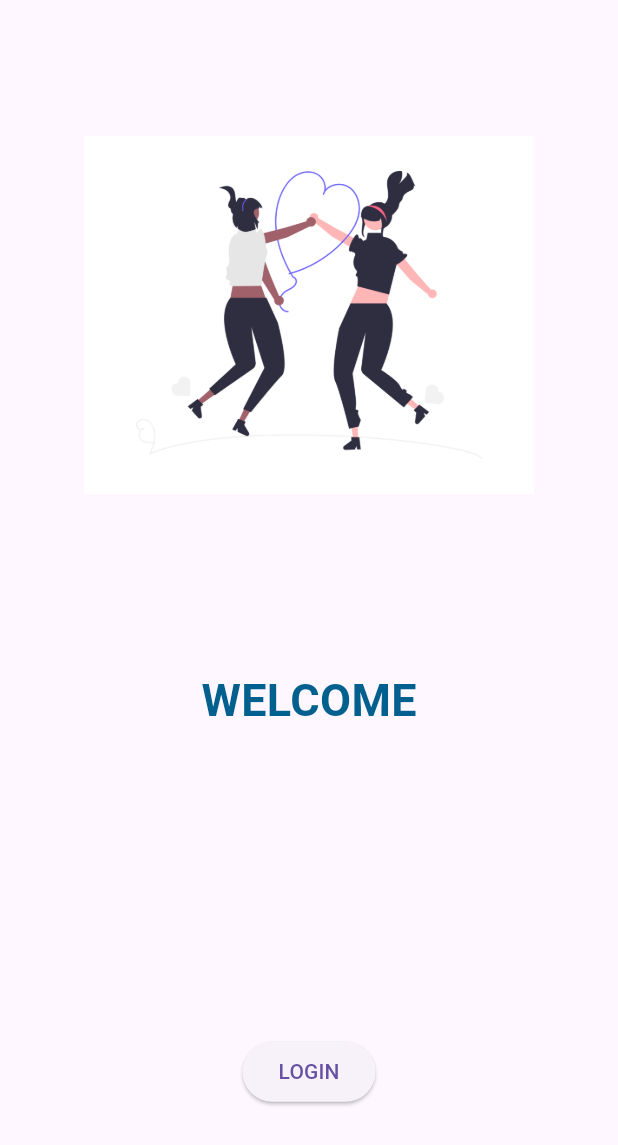
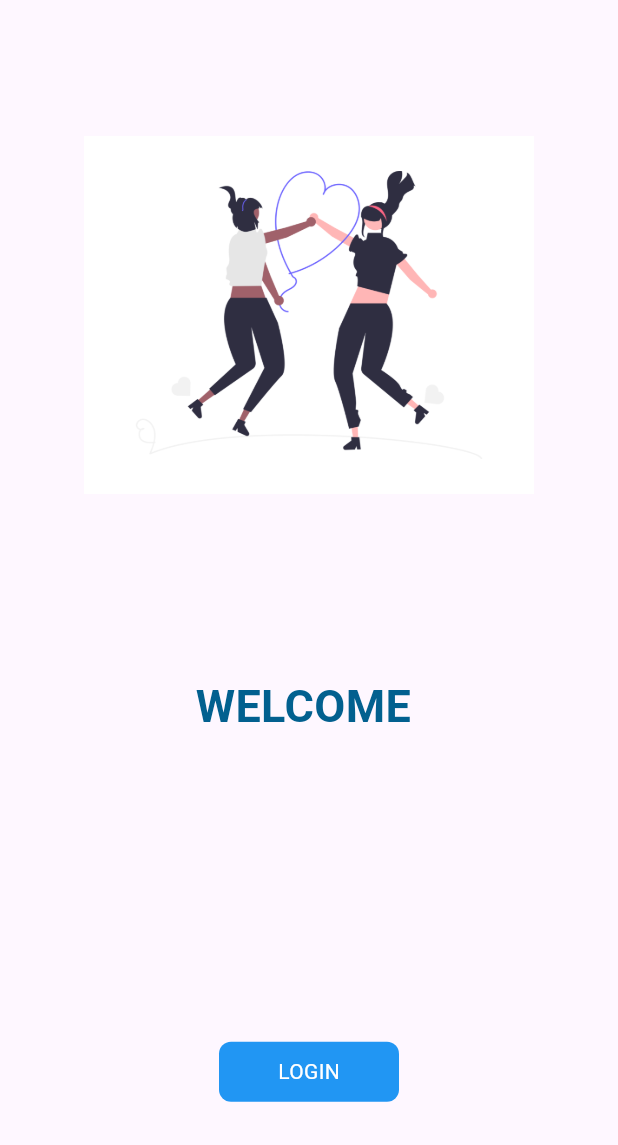
Before and after one commit to safiahmad129/flutter, a Flutter app: the screen it shows after launch, on a phone screen of 412 x 824 dp. Shown: the top 1145 px of the screen. Run offline on Flutter 3.47's test engine with Material 3 defaults, Android fonts, the phone set to English and light mode, and no system bars.

Commit message:
DAY 6 COMPLETED

```diff
--- a/lib/pages/login_page.dart
+++ b/lib/pages/login_page.dart
@@ -13,7 +13,15 @@ void main() {
   ));
 }
 
-class LoginPage extends StatelessWidget {
+class LoginPage extends StatefulWidget {
+  @override
+  State<LoginPage> createState() => _LoginPageState();
+
+}
+
+class _LoginPageState extends State<LoginPage> {
+  String name = "";
+  bool changebutton = false;
   @override
   Widget build(BuildContext context) {
     return Material(
@@ -32,7 +40,7 @@ class LoginPage extends StatelessWidget {
           ),
           Spacer(), // Adds space between the image and the text
           Text(
-            "WELCOME",
+            "WELCOME $name",
             style: TextStyle(
               fontSize: 30,
               fontWeight: FontWeight.bold,
@@ -51,6 +59,11 @@ class LoginPage extends StatelessWidget {
                       hintText: "ENTER USERNAME",
                       labelText: "USERNAME",
                     ),
+                    onChanged: (value) {
+                    name = value;
+                    setState(() {});
+                    },
+
                   ),
                 ),
                 SizedBox(height: 20), // Add space between the text fields
@@ -67,12 +80,42 @@ class LoginPage extends StatelessWidget {
 
                 ),
                 SizedBox(height: 20),
-                ElevatedButton(
-                  onPressed: () {
+
+                InkWell(
+                  onTap: () async{
+                    setState(() {
+                      changebutton = true;
+                    });
+                    await Future.delayed(Duration(seconds: 1));
                     Navigator.pushNamed(context, MyRoutes.homeRoute);
                   },
-                  child: Text("LOGIN"),
-                ),
+                  child: AnimatedContainer(
+                    duration: Duration(seconds: 1 ),
+                    width:changebutton ? 50: 120,
+                    height: 40,
+                    alignment: Alignment.center,
+
+                    child: changebutton? Icon(Icons.done,color: Colors.white,): Text("LOGIN",
+                    style: TextStyle(color: Colors.white),
+
+                    ),
+                    decoration: BoxDecoration(
+                      color: Colors.blue,
+                      borderRadius: BorderRadius.circular(8)
+
+
+                    ),
+                  ),
+                )
+
+
+
+                //ElevatedButton(
+                //  onPressed: () {
+                //    Navigator.pushNamed(context, MyRoutes.homeRoute);
+                //  },
+                //  child: Text("LOGIN"),
+                //),
               ],
             ),
           ),
```
